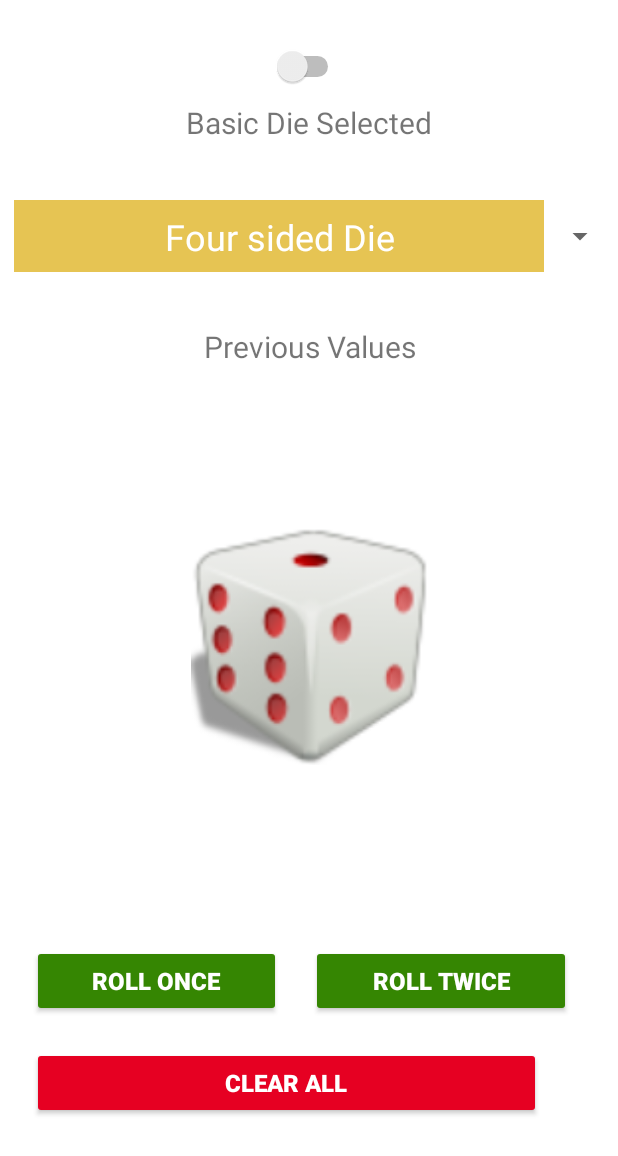
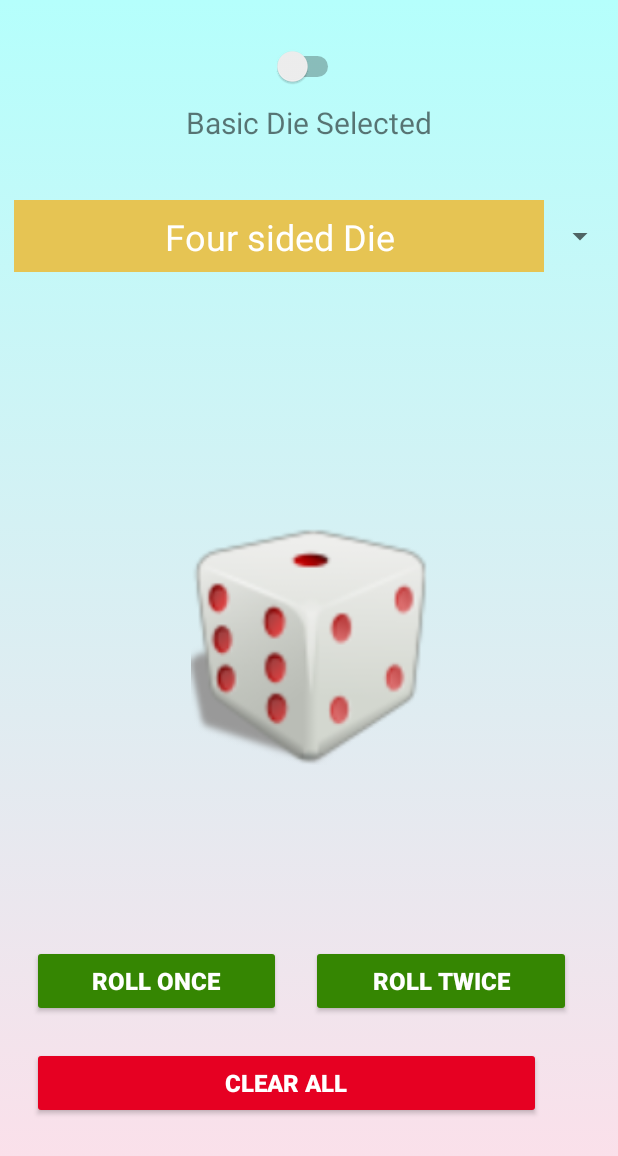
Before and after one commit to vamsi-krishna-allu/DiceRollApplication, an Android app: the screen it shows after launch (MainActivity), after a tap on "CLEAR ALL", on a phone screen of 412 x 824 dp. Shown: the top 1156 px of the screen. Run offline under Robolectric (Android 15) with nearby library versions, the phone set to English and light mode, and no system bars.

Commit message:
JAV-1001-Final-Exam:
added custom background colorand updated previus values logic

```diff
--- a/app/src/main/java/com/assignment/dicerollapplication/MainActivity.java
+++ b/app/src/main/java/com/assignment/dicerollapplication/MainActivity.java
@@ -35,6 +35,7 @@ public class MainActivity extends AppCompatActivity {
     boolean isOneRollTriggered = false;
     boolean isBasicDie = true;
     TextView previousValues;
+    TextView previousValuesLabel;
     SharedPreferences sharedPreferences;
     Button clearButton;
     Spinner spinner;
@@ -61,9 +62,9 @@ public class MainActivity extends AppCompatActivity {
                 // update the change value based on user selection from spinner
                 selectedType = i;
                 // update the selected value in shared preferences
-                SharedPreferences.Editor myEdit = sharedPreferences.edit();
-                myEdit.putInt("selection", selectedType);
-                myEdit.commit();
+                SharedPreferences.Editor sharedPreferenceEditor = sharedPreferences.edit();
+                sharedPreferenceEditor.putInt("selection", selectedType);
+                sharedPreferenceEditor.commit();
             }
 
             @Override
@@ -77,19 +78,27 @@ public class MainActivity extends AppCompatActivity {
         buttonOnce.setOnClickListener(this::rollOnce);
         buttonTwice.setOnClickListener(this::rollTwice);
         clearButton.setOnClickListener(this::clearAll);
+
         switchToggle.setOnCheckedChangeListener((buttonView, isChecked) -> {
             // toggle between custom and default die based on switch toggle
             if (isChecked) {
                 isBasicDie = false;
+                previousValuesLabel.setVisibility(View.VISIBLE);
+                previousValues.setVisibility(View.VISIBLE);
                 spinner.setVisibility(View.INVISIBLE);
                 dieSelectionTextView.setText(R.string.custom_die_selected);
                 diceSize.setVisibility(View.VISIBLE);
             } else {
                 isBasicDie = true;
+                previousValuesLabel.setVisibility(View.INVISIBLE);
+                previousValues.setVisibility(View.INVISIBLE);
                 diceSize.setVisibility(View.INVISIBLE);
                 dieSelectionTextView.setText(R.string.basic_die_selected);
                 spinner.setVisibility(View.VISIBLE);
             }
+            SharedPreferences.Editor sharedPreferenceEditor = sharedPreferences.edit();
+            sharedPreferenceEditor.putBoolean("dieMode", isChecked);
+            sharedPreferenceEditor.commit();
         });
 
         updateDefaultVisibilityStatus();
@@ -106,6 +115,8 @@ public class MainActivity extends AppCompatActivity {
         resultTextView2ForTwoRoll.setVisibility(View.INVISIBLE);
         diceSize.setVisibility(View.INVISIBLE);
         spinner.setVisibility(View.VISIBLE);
+        previousValuesLabel.setVisibility(View.INVISIBLE);
+        previousValues.setVisibility(View.INVISIBLE);
     }
 
     /**
@@ -116,6 +127,7 @@ public class MainActivity extends AppCompatActivity {
         spinner.setSelection(sharedPreferences.getInt("selection", 0));
         previousValues.setText(sharedPreferences.getString("previousValues",""));
         diceSize.setText(sharedPreferences.getString("currentEnteredValue","0"));
+        switchToggle.setChecked(sharedPreferences.getBoolean("dieMode", false));
     }
 
     /**
@@ -126,6 +138,7 @@ public class MainActivity extends AppCompatActivity {
         ArrayAdapter<CharSequence> adapter = ArrayAdapter.createFromResource(this, R.array.dice_types, R.layout.spinner_data);
         adapter.setDropDownViewResource(R.layout.spinner_data);
         spinner.setAdapter(adapter);
+        previousValuesLabel = findViewById(R.id.previousValueLabel);
         previousValues = findViewById(R.id.previousValueTextView);
         previousValues.setMovementMethod(new ScrollingMovementMethod());
         diceImage = (ImageView) findViewById(R.id.imageView);
@@ -164,25 +177,15 @@ public class MainActivity extends AppCompatActivity {
                 // Update the visibility of result text views and previous values text view at the end of animation
                 if(isOneRollTriggered){
                     resultTextView.setVisibility(View.VISIBLE);
-                    if(previousValues.getText().toString().isEmpty()){
-                        previousValues.setText(String.format("%s", resultTextView.getText().toString()));
-                    }else{
-                        previousValues.setText(String.format("%s,%s", previousValues.getText(), resultTextView.getText().toString()));
-                    }
                 }else{
                     resultTextView1ForTwoRoll.setVisibility(View.VISIBLE);
                     resultTextView2ForTwoRoll.setVisibility(View.VISIBLE);
-                    if(previousValues.getText().toString().isEmpty()){
-                        previousValues.setText(String.format("[%s,%s]", resultTextView1ForTwoRoll.getText().toString(), resultTextView2ForTwoRoll.getText().toString()));
-                    }else{
-                        previousValues.setText(String.format("%s, [%s,%s]", previousValues.getText(), resultTextView1ForTwoRoll.getText().toString(), resultTextView2ForTwoRoll.getText().toString()));
-                    }
                 }
                 // Update the shared preferences with the die roll results
-                SharedPreferences.Editor myEdit = sharedPreferences.edit();
-                myEdit.putString("previousValues", previousValues.getText().toString());
-                myEdit.putString("currentEnteredValue", diceSize.getText().toString());
-                myEdit.commit();
+                SharedPreferences.Editor sharedPreferenceEditor = sharedPreferences.edit();
+                sharedPreferenceEditor.putString("previousValues", previousValues.getText().toString());
+                sharedPreferenceEditor.putString("currentEnteredValue", diceSize.getText().toString());
+                sharedPreferenceEditor.commit();
 
             }
 
@@ -204,11 +207,13 @@ public class MainActivity extends AppCompatActivity {
         resultTextView.setText("0");
         resultTextView1ForTwoRoll.setText("0");
         resultTextView2ForTwoRoll.setText("0");
-        SharedPreferences.Editor myEdit = sharedPreferences.edit();
-        myEdit.putString("previousValues", previousValues.getText().toString());
-        myEdit.putString("currentEnteredValue", diceSize.getText().toString());
-        myEdit.putInt("selection", 0);
-        myEdit.commit();
+        switchToggle.setChecked(false);
+        SharedPreferences.Editor sharedPreferenceEditor = sharedPreferences.edit();
+        sharedPreferenceEditor.putString("previousValues", previousValues.getText().toString());
+        sharedPreferenceEditor.putString("currentEnteredValue", diceSize.getText().toString());
+        sharedPreferenceEditor.putInt("selection", 0);
+        sharedPreferenceEditor.putBoolean("dieMode", false);
+        sharedPreferenceEditor.commit();
     }
 
 
@@ -218,6 +223,8 @@ public class MainActivity extends AppCompatActivity {
      */
     private void rollTwice(View view) {
         isOneRollTriggered = false;
+        updateDieSizeAsNumber();
+        updatePreviousValues();
         // show toast message when user does not enter any value in edit text for custom die selection
         if(!isBasicDie && (diceSize.getText().toString().isEmpty() || diceSize.getText().toString().equals("0"))){
             Toast.makeText(this, "Enter valid dice size", Toast.LENGTH_SHORT).show();
@@ -232,8 +239,14 @@ public class MainActivity extends AppCompatActivity {
         resultTextView2ForTwoRoll.setText(secondRoll);
     }
 
+    /**
+     * Below method is to roll the die and show the result
+     * @param view
+     */
     private void rollOnce(View view) {
         isOneRollTriggered = true;
+        updateDieSizeAsNumber();
+        updatePreviousValues();
         // show toast message when user does not enter any value in edit text for custom die selection
         if(!isBasicDie && (diceSize.getText().toString().isEmpty() || diceSize.getText().toString().equals("0"))){
             Toast.makeText(this, "Enter valid dice size", Toast.LENGTH_SHORT).show();
@@ -244,6 +257,19 @@ public class MainActivity extends AppCompatActivity {
         diceImage.setVisibility(View.INVISIBLE);
         String rollResult = isBasicDie ? calculateResult() : calculateCustomResult();
         resultTextView.setText(rollResult);
+    }
+
+    /**
+     * updates the previous values when ever user clicks on roll button
+     */
+    private void updatePreviousValues() {
+        if(!isBasicDie){
+            if(previousValues.getText().toString().isEmpty()){
+                previousValues.setText(String.format("%s", diceSize.getText().toString()));
+            }else{
+                previousValues.setText(String.format("%s,%s", previousValues.getText(), diceSize.getText().toString()));
+            }
+        }
     }
 
     /**
@@ -298,4 +324,18 @@ public class MainActivity extends AppCompatActivity {
     public int rollDice(int value) {
         return (int) (Math.floor(Math.random() * (value)) + 1);
     }
+
+    /**
+     * This method converts provided input as proper number
+     * when user does not enter anything it considers that as 0
+     * for example if user enters input as 09 it auto updates that as 9
+     */
+    public void updateDieSizeAsNumber(){
+        if(diceSize.getText().toString().isEmpty()){
+            diceSize.setText("0");
+        }else{
+            diceSize.setText(String.valueOf(Integer.parseInt(diceSize.getText().toString())));
+        }
+
+    }
 }
--- /dev/null
+++ b/app/src/main/res/drawable/gradient_background.xml
@@ -0,0 +1,12 @@
+<?xml version="1.0" encoding="utf-8"?>
+<selector xmlns:android="http://schemas.android.com/apk/res/android">
+    <item>
+        <shape>
+            <gradient
+                android:startColor="@color/gradient_start"
+                android:endColor="@color/gradient_end"
+                android:angle="90"
+                android:type="linear"/>
+        </shape>
+    </item>
+</selector>
--- a/app/src/main/res/values/themes.xml
+++ b/app/src/main/res/values/themes.xml
@@ -9,6 +9,7 @@
         <item name="colorSecondary">@color/teal_200</item>
         <item name="colorSecondaryVariant">@color/teal_700</item>
         <item name="colorOnSecondary">@color/black</item>
+        <item name="android:windowBackground">@drawable/gradient_background</item>
         <!-- Status bar color. -->
         <item name="android:statusBarColor" tools:targetApi="l">?attr/colorPrimaryVariant</item>
         <!-- Customize your theme here. -->
```
